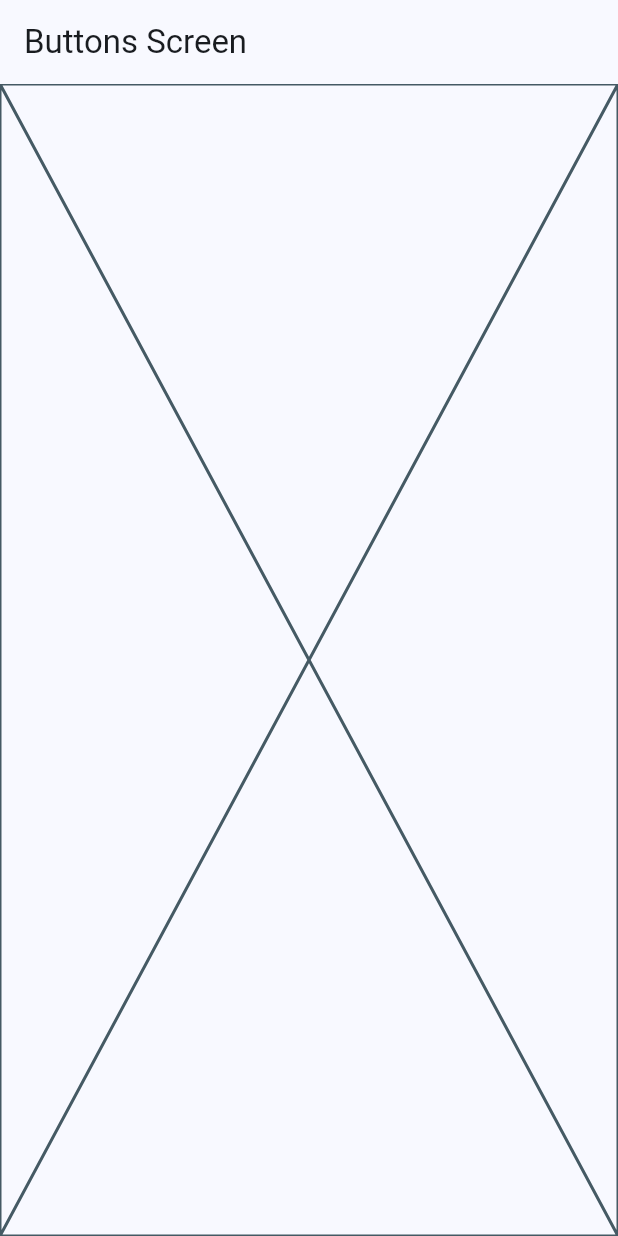
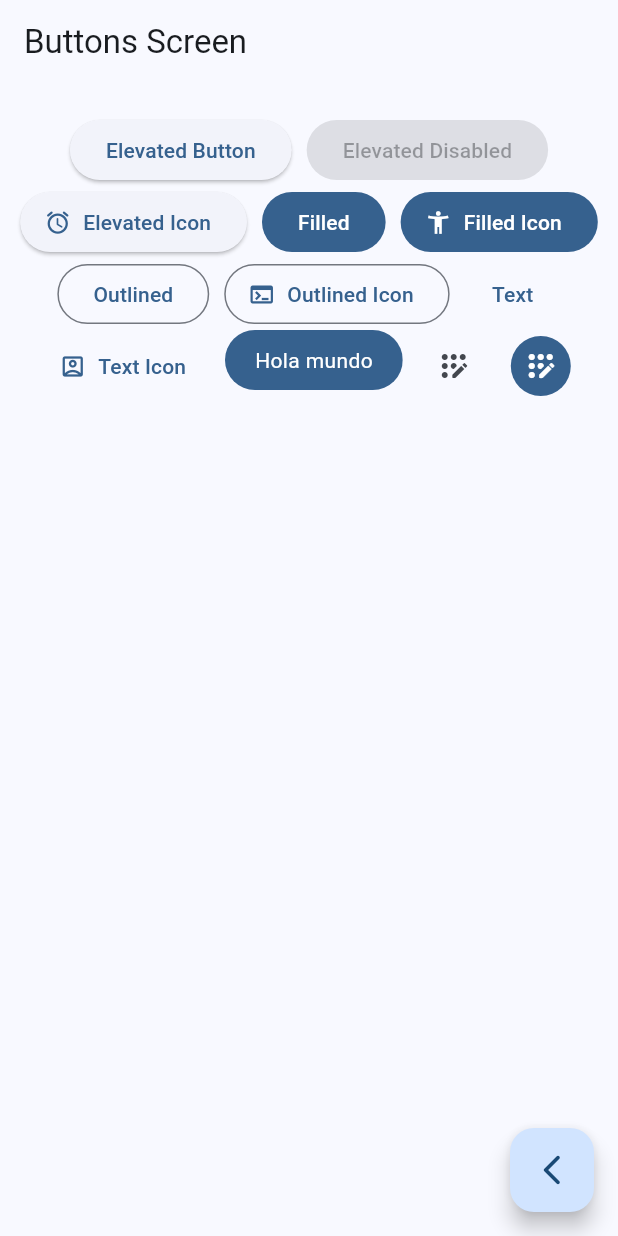
Before and after one commit to anfeespi/WidgetsApp, a Flutter app: the ButtonsScreen screen opened by its route, on a phone screen of 412 x 824 dp. Run offline on Flutter 3.47's test engine with Material 3 defaults, Android fonts, the phone set to English and light mode, and no system bars; our stand-ins replace go_router.

Commit message:
Pantalla de botones

```diff
--- a/lib/presentation/screens/buttons/buttons_screen.dart
+++ b/lib/presentation/screens/buttons/buttons_screen.dart
@@ -1,7 +1,7 @@
 import 'package:flutter/material.dart';
+import 'package:go_router/go_router.dart';
 
 class ButtonsScreen extends StatelessWidget {
-
   static const String name = "buttons_screen";
 
   const ButtonsScreen({super.key});
@@ -9,10 +9,75 @@ class ButtonsScreen extends StatelessWidget {
   @override
   Widget build(BuildContext context) {
     return Scaffold(
-      appBar: AppBar(
-        title: const Text("Buttons Screen"),
+      appBar: AppBar(title: const Text("Buttons Screen")),
+      body: const _ButtonsView(),
+      floatingActionButton: FloatingActionButton(
+        child: Icon(Icons.arrow_back_ios_new_rounded),
+        onPressed: () {
+          context.pop();
+        },
       ),
-      body: const Placeholder(),
     );
   }
 }
+
+class _ButtonsView extends StatelessWidget {
+  const _ButtonsView();
+
+  @override
+  Widget build(BuildContext context) {
+
+    final colors = Theme.of(context).colorScheme;
+
+    return SizedBox(
+      width: double.infinity,
+      child: Padding(
+        padding: const EdgeInsets.symmetric(horizontal: 10, vertical: 20),
+        child: Wrap(
+          spacing: 10,
+          alignment: WrapAlignment.center,
+          children: [
+            ElevatedButton(onPressed: () {}, child: const Text("Elevated Button")),
+            ElevatedButton(onPressed: null, child: const Text("Elevated Disabled")),
+            ElevatedButton.icon(onPressed: () {}, icon: const Icon( Icons.access_alarm_rounded), label: const Text("Elevated Icon"),),
+            FilledButton(onPressed: (){}, child: Text("Filled")),
+            FilledButton.icon(onPressed: (){}, icon: const Icon(Icons.accessibility_new), label: const Text("Filled Icon")),
+            OutlinedButton(onPressed: (){}, child: Text("Outlined")),
+            OutlinedButton.icon(onPressed: (){}, icon: const Icon(Icons.terminal), label: const Text("Outlined Icon"),),
+            TextButton(onPressed: (){}, child: Text("Text")),
+            TextButton.icon(onPressed: (){}, icon: Icon(Icons.account_box_outlined), label: const Text("Text Icon"),),
+
+            const CustomButton(),
+
+            IconButton(onPressed: (){}, icon: Icon(Icons.app_registration_rounded)),
+            IconButton(onPressed: (){}, icon: Icon(Icons.app_registration_rounded), style: ButtonStyle(backgroundColor: WidgetStatePropertyAll(colors.primary), iconColor: WidgetStatePropertyAll(Colors.white)),),
+          ],
+        ),
+      ),
+    );
+  }
+}
+
+
+class CustomButton extends StatelessWidget {
+  const CustomButton({super.key});
+
+  @override
+  Widget build(BuildContext context) {
+    final colors = Theme.of(context).colorScheme;
+
+    return ClipRRect(
+      borderRadius: BorderRadius.circular(20),
+      child: Material(
+        color: colors.primary,
+        child: InkWell(
+          onTap: (){},
+          child: Padding(
+            padding: const EdgeInsets.symmetric(horizontal: 20, vertical: 10),
+            child: Text("Hola mundo", style: TextStyle(color: Colors.white),),
+          ),
+        ),
+      ),
+    );
+  }
+}
```
